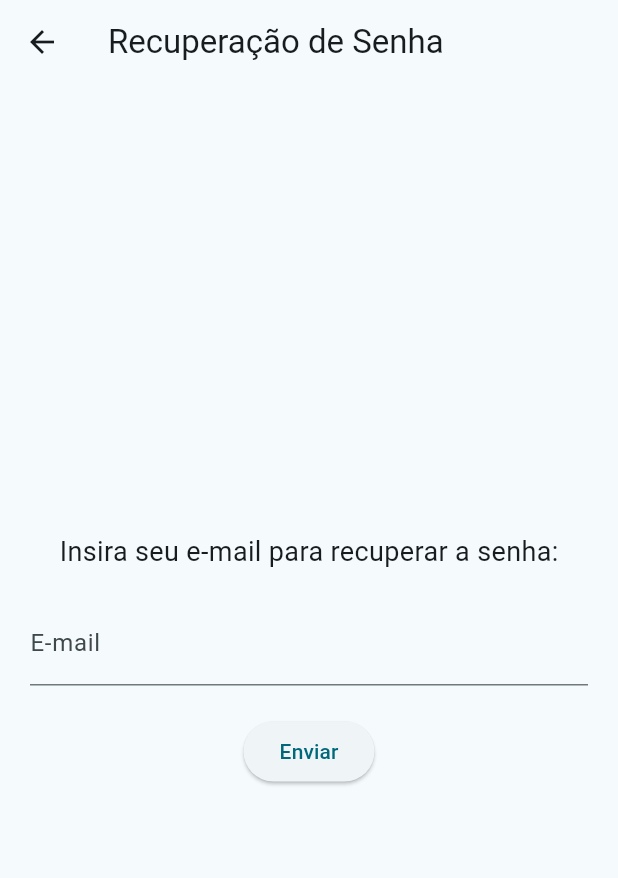
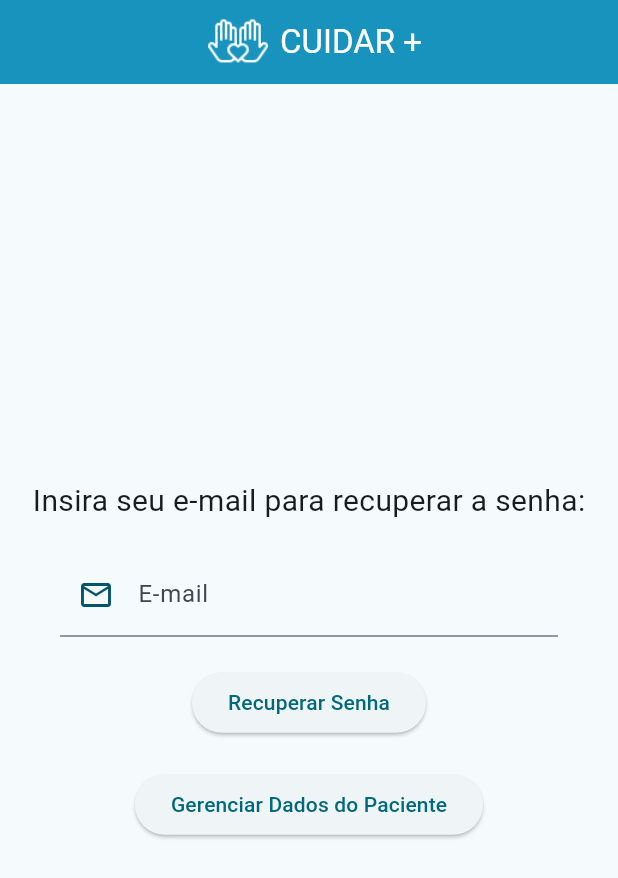
Before and after one commit to BlanckCy/TCC_CuidarMais, a Flutter app: the PasswordRecoveryPage screen opened directly, on a phone screen of 412 x 824 dp. Shown: the top 878 px of the screen. Run offline on Flutter 3.47's test engine with Material 3 defaults, Android fonts, the phone set to English and light mode, and no system bars.

Commit message:
Atualizações: Tela de dados do paciente

```diff
--- a/cuidarmais/lib/pages/password_recovery/password_recovery.dart
+++ b/cuidarmais/lib/pages/password_recovery/password_recovery.dart
@@ -1,4 +1,5 @@
 import 'package:flutter/material.dart';
+import 'package:cuidarmais/pages/PatientDataManagementPage/PatientDataManagementPage.dart'; // Importe o arquivo PatientDataManagementPage.dart
 
 class PasswordRecoveryPage extends StatelessWidget {
   const PasswordRecoveryPage({Key? key}) : super(key: key);
@@ -7,7 +8,25 @@ class PasswordRecoveryPage extends StatelessWidget {
   Widget build(BuildContext context) {
     return Scaffold(
       appBar: AppBar(
-        title: const Text('Recuperação de Senha'), // Título da página
+        automaticallyImplyLeading: false, // Remover o botão de voltar padrão
+        backgroundColor: Color.fromARGB(255, 24, 147, 189),
+        titleSpacing: 0,
+        title: Row(
+          mainAxisAlignment: MainAxisAlignment.center,
+          children: [
+            Padding(
+              padding: const EdgeInsets.all(8.0),
+              child: Image.asset(
+                'assets/TesteBar.png', // Caminho para o logotipo
+                height: 40, // Altura do logotipo
+              ),
+            ),
+            Text(
+              'CUIDAR +', // Texto ao lado do logotipo
+              style: TextStyle(color: Colors.white),
+            ),
+          ],
+        ),
       ),
       body: Padding(
         padding: const EdgeInsets.all(20.0),
@@ -16,15 +35,22 @@ class PasswordRecoveryPage extends StatelessWidget {
           children: [
             Text(
               'Insira seu e-mail para recuperar a senha:', // Instrução para o usuário
-              style: TextStyle(fontSize: 18),
+              style: TextStyle(fontSize: 20),
             ),
             const SizedBox(height: 20), // Espaçamento entre elementos
 
             // Campo de entrada de e-mail
-            TextFormField(
-              decoration: InputDecoration(
-                labelText: 'E-mail',
-                hintText: 'Digite seu e-mail',
+            Container(
+              margin: EdgeInsets.symmetric(
+                  horizontal: 20), // Margens personalizadas
+              child: TextFormField(
+                decoration: InputDecoration(
+                  labelText: 'E-mail',
+                  hintText: 'Digite seu e-mail',
+                  prefixIcon: Icon(Icons.email_outlined,
+                      color: Color.fromARGB(255, 2, 84,
+                          109)), // Ícone de e-mail com cor personalizada
+                ),
               ),
             ),
             const SizedBox(height: 20), // Espaçamento entre elementos
@@ -35,7 +61,22 @@ class PasswordRecoveryPage extends StatelessWidget {
                 // Lógica para enviar o e-mail de recuperação de senha
                 // Aqui você implementaria a lógica para enviar o e-mail de recuperação
               },
-              child: const Text('Enviar'),
+              child: const Text('Recuperar Senha'),
+            ),
+
+            const SizedBox(height: 20), // Espaçamento entre elementos
+
+            // Botão para gerenciar os dados do paciente
+            ElevatedButton(
+              onPressed: () {
+                // Navegação para a tela de gerenciamento de dados do paciente
+                Navigator.push(
+                  context,
+                  MaterialPageRoute(
+                      builder: (context) => PatientDataManagementPage()),
+                );
+              },
+              child: const Text('Gerenciar Dados do Paciente'),
             ),
           ],
         ),
```
Also changed, not shown: cuidarmais/lib/pages/PatientDataManagementPage/PatientDataManagementPage.dart (added, +132 -0 lines), cuidarmais/assets/TesteBar.png (added).
